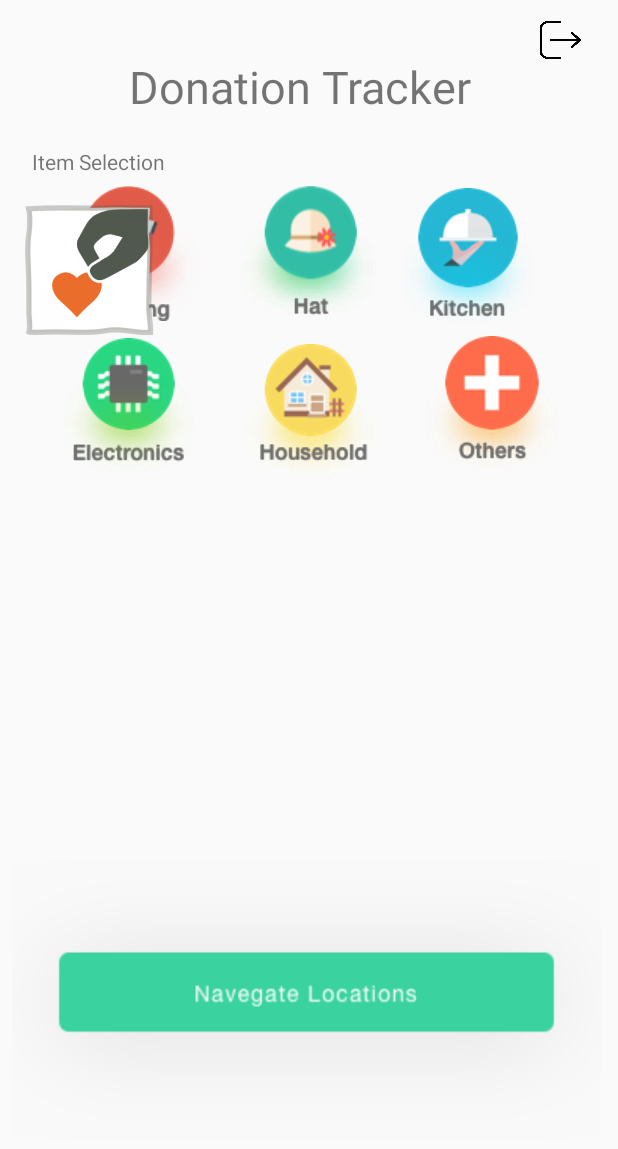
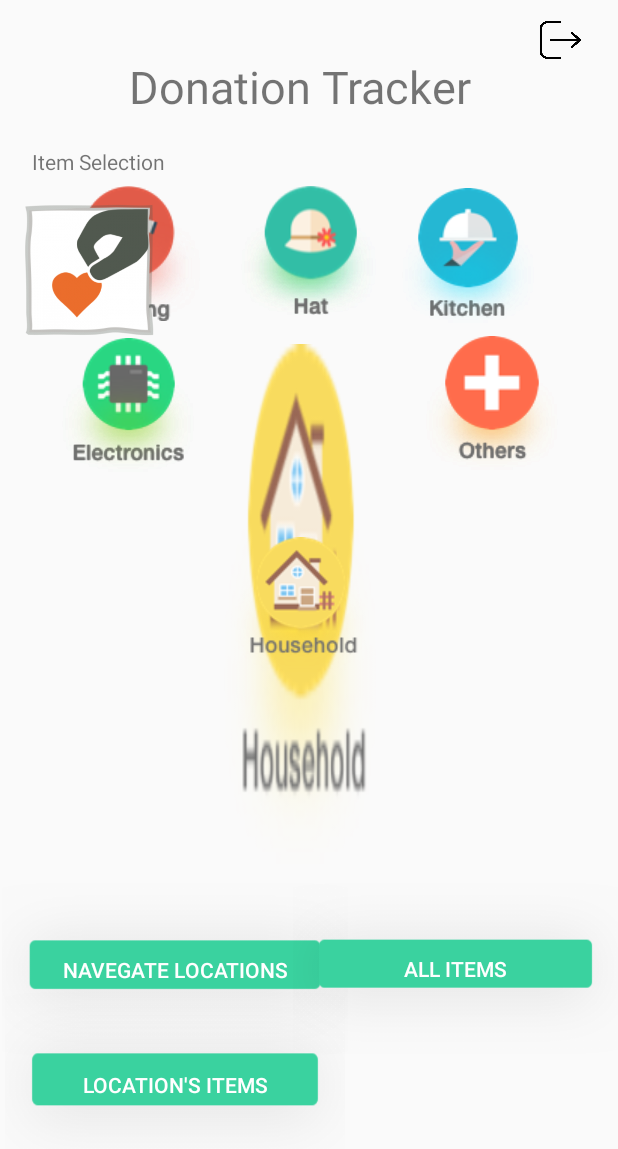
Before and after one commit to DavyWk/DonationsStation26, an Android app: the MainActivity screen opened directly, with no data from a screen before it, on a phone screen of 412 x 824 dp. Shown: the top 1149 px of the screen. Run offline under Robolectric (Android 15) with nearby library versions, the phone set to English and light mode, and no system bars.

```diff
--- a/app/src/main/res/layout/activity_main_screen.xml
+++ b/app/src/main/res/layout/activity_main_screen.xml
@@ -27,6 +27,7 @@
         android:layout_marginStart="38dp"
         android:layout_marginTop="124dp"
         android:background="@drawable/clothing"
+        android:onClick="onCategoryButtonPressed"
         app:srcCompat="@drawable/clothing" />
 
     <ImageButton
@@ -37,6 +38,7 @@
         android:layout_centerHorizontal="true"
         android:layout_marginTop="124dp"
         android:background="@drawable/hat"
+        android:onClick="onCategoryButtonPressed"
         app:srcCompat="@drawable/hat" />
 
     <ImageButton
@@ -48,6 +50,7 @@
         android:layout_marginTop="125dp"
         android:layout_toEndOf="@+id/imageButton2"
         android:background="@drawable/kitchen"
+        android:onClick="onCategoryButtonPressed"
         app:srcCompat="@drawable/kitchen" />
 
     <ImageButton
@@ -58,6 +61,7 @@
         android:layout_marginTop="225dp"
         android:layout_marginEnd="4dp"
         android:background="@drawable/elec"
+        android:onClick="onCategoryButtonPressed"
         app:srcCompat="@drawable/elec" />
 
     <ImageButton
@@ -66,8 +70,13 @@
         android:layout_height="wrap_content"
         android:layout_alignTop="@+id/imageButton4"
         android:layout_alignEnd="@+id/imageButton2"
+        android:layout_alignParentStart="true"
+        android:layout_alignParentBottom="true"
+        android:layout_marginStart="149dp"
         android:layout_marginTop="4dp"
+        android:layout_marginBottom="248dp"
         android:background="@drawable/house"
+        android:onClick="onCategoryButtonPressed"
         app:srcCompat="@drawable/house" />
 
     <ImageButton
@@ -79,6 +88,7 @@
         android:layout_marginTop="-5dp"
         android:layout_marginEnd="40dp"
         android:background="@drawable/others"
+        android:onClick="onCategoryButtonPressed"
         app:srcCompat="@drawable/others" />
 
     <TextView
@@ -115,17 +125,49 @@
         android:text="Item Selection" />
 
     <Button
-        android:id="@+id/button3"
-        android:layout_width="365dp"
-        android:layout_height="188dp"
+        android:id="@+id/button"
+        android:layout_width="wrap_content"
+        android:layout_height="115dp"
         android:layout_alignParentStart="true"
         android:layout_alignParentEnd="true"
         android:layout_alignParentBottom="true"
-        android:layout_marginStart="8dp"
-        android:layout_marginEnd="11dp"
-        android:layout_marginBottom="63dp"
-        android:background="@drawable/navegate"
-        android:onClick="onLocationListPressed" />
+        android:layout_marginStart="1dp"
+        android:layout_marginEnd="180dp"
+        android:layout_marginBottom="120dp"
+        android:background="@drawable/adddonations"
+        android:onClick="onLocationListPressed"
+        android:text="Navegate Locations"
+        android:textColor="@android:color/white" />
+
+    <Button
+        android:id="@+id/button3"
+        android:layout_width="wrap_content"
+        android:layout_height="114dp"
+        android:layout_alignParentStart="true"
+        android:layout_alignParentEnd="true"
+        android:layout_alignParentBottom="true"
+        android:layout_marginStart="195dp"
+        android:layout_marginEnd="0dp"
+        android:layout_marginBottom="121dp"
+        android:background="@drawable/adddonations"
+        android:onClick="onItemAllPressed"
+        android:text="All Items"
+        android:textColor="@android:color/white" />
+
+    <Button
+        android:id="@+id/button4"
+        android:layout_width="199dp"
+        android:layout_height="123dp"
+        android:layout_alignParentStart="true"
+        android:layout_alignParentEnd="true"
+        android:layout_alignParentBottom="true"
+        android:layout_marginStart="3dp"
+        android:layout_marginEnd="182dp"
+        android:layout_marginBottom="39dp"
+        android:background="@drawable/adddonations"
+        android:onClick="onItemLocationPressed"
+        android:text="Location's Items"
+        android:textColor="@android:color/white" />
 
 
 </RelativeLayout>
```
Also changed, not shown: app/src/main/java/edu/gatech/ds26/controllers/ItemAllActivity.java (added, +46 -0 lines), app/src/main/java/edu/gatech/ds26/controllers/ItemCategoryActivity.java (added, +47 -0 lines), app/src/main/java/edu/gatech/ds26/controllers/ItemLocationItem.java (added, +46 -0 lines), app/src/main/java/edu/gatech/ds26/controllers/MainActivity.java (+20 -0 lines), app/src/main/res/layout/activity_item_category.xml (added, +51 -0 lines), app/src/main/res/layout/activity_item_details.xml (+12 -4 lines), app/src/main/res/layout/activity_items_all.xml (added, +51 -0 lines), app/src/main/res/layout/activity_items_location_items.xml (added, +51 -0 lines), app/src/main/res/layout/activity_location_list.xml (+6 -5 lines).
